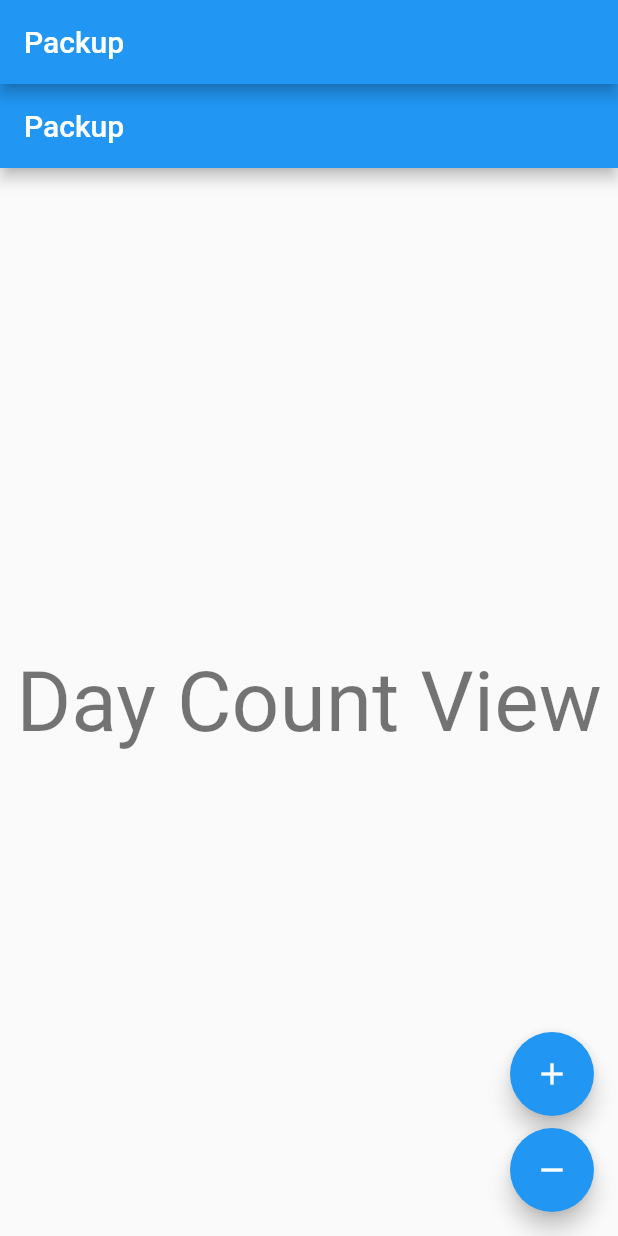
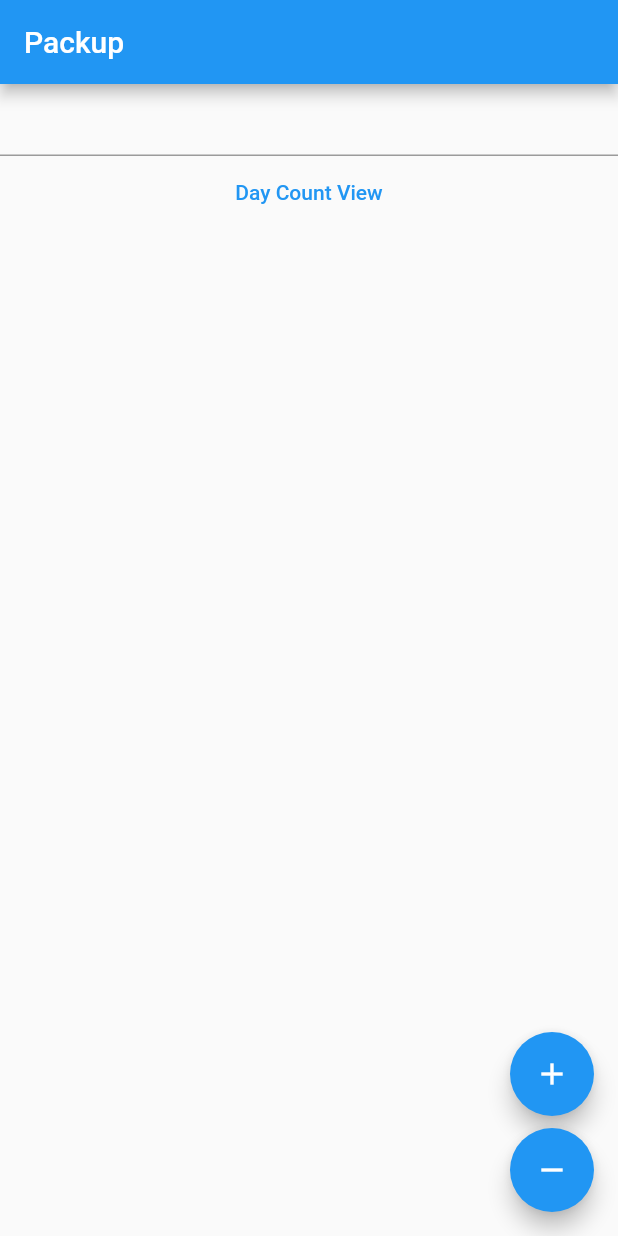
Before and after one commit to tentenponce/Packup, a Flutter app: the screen it shows after launch, on a phone screen of 412 x 824 dp. Run offline on Flutter 3.47's test engine with Material 2 defaults, Android fonts, the phone set to English and light mode, and no system bars; our stand-ins replace bloc, equatable, flutter_bloc.

Commit message:
Converted cubit to bloc for text change events

```diff
--- a/lib/home_observer.dart
+++ b/lib/app_observer.dart
@@ -1,6 +1,6 @@
 import 'package:bloc/bloc.dart';
 
-class HomeObserver extends BlocObserver {
+class AppObserver extends BlocObserver {
   @override
   void onChange(BlocBase bloc, Change change) {
     super.onChange(bloc, change);
--- /dev/null
+++ b/lib/home/bloc/home_event.dart
@@ -0,0 +1,25 @@
+part of 'home_bloc.dart';
+
+abstract class HomeEvent extends Equatable {
+  const HomeEvent();
+
+  @override
+  List<Object> get props => [];
+}
+
+class HomeNextPage extends HomeEvent {
+  const HomeNextPage();
+}
+
+class HomePreviousPage extends HomeEvent {
+  const HomePreviousPage();
+}
+
+class HomeDayCountChanged extends HomeEvent {
+  const HomeDayCountChanged(this.dayCount);
+
+  final int dayCount;
+
+  @override
+  List<Object> get props => [dayCount];
+}
--- /dev/null
+++ b/lib/home/bloc/home_state.dart
@@ -0,0 +1,33 @@
+part of 'home_bloc.dart';
+
+enum HomePages { dayCount, nightCount, activityCount, summary }
+
+var pageOrder = [
+  HomePages.dayCount,
+  HomePages.nightCount,
+  HomePages.activityCount,
+  HomePages.summary,
+];
+
+class HomeState extends Equatable {
+  const HomeState({
+    this.page = HomePages.dayCount,
+    this.dayCount = 3, // most of our trips is 3 days long. Agree? lol
+  });
+
+  final HomePages page;
+  final int dayCount;
+
+  HomeState copyWith({
+    HomePages? page,
+    int? dayCount,
+  }) {
+    return HomeState(
+      page: page ?? this.page,
+      dayCount: dayCount ?? this.dayCount,
+    );
+  }
+
+  @override
+  List<Object> get props => [page, dayCount];
+}
--- a/lib/home/cubit/home_cubit.dart
+++ /dev/null
@@ -1,30 +0,0 @@
-import 'package:bloc/bloc.dart';
-
-enum HomePages { dayCount, nightCount, activityCount, summary }
-
-class HomeCubit extends Cubit<HomePages> {
-  var pageOrder = [
-    HomePages.dayCount,
-    HomePages.nightCount,
-    HomePages.activityCount,
-    HomePages.summary,
-  ];
-
-  HomeCubit() : super(HomePages.dayCount);
-
-  void nextPage() {
-    var currentPageIndex = pageOrder.indexOf(state);
-
-    if (currentPageIndex < pageOrder.length - 1) {
-      emit(pageOrder[currentPageIndex + 1]);
-    }
-  }
-
-  void previousPage() {
-    var currentPageIndex = pageOrder.indexOf(state);
-
-    if (currentPageIndex > 0) {
-      emit(pageOrder[currentPageIndex - 1]);
-    }
-  }
-}
--- a/lib/home/home.dart
+++ b/lib/home/home.dart
@@ -1,3 +1,3 @@
-export 'cubit/home_cubit.dart';
+export 'bloc/home_bloc.dart';
 export 'view/home_page.dart';
 export 'view/home_view.dart';
--- a/lib/home/view/day_count_view.dart
+++ b/lib/home/view/day_count_view.dart
@@ -1,13 +1,28 @@
 import 'package:flutter/material.dart';
+import 'package:flutter_bloc/flutter_bloc.dart';
+
+import '../home.dart';
 
 class DayCountView extends StatelessWidget {
   @override
   Widget build(BuildContext context) {
-    final textTheme = Theme.of(context).textTheme;
     return Scaffold(
       appBar: AppBar(title: const Text('Packup')),
-      body: Center(
-        child: Text('Day Count View', style: textTheme.headline2),
+      body: Container(
+        width: double.infinity,
+        child: Column(
+          children: [
+            TextField(
+              onChanged: (text) => context
+                  .read<HomeBloc>()
+                  .add(HomeDayCountChanged(int.parse(text))),
+            ),
+            TextButton(
+              child: Text('Day Count View'),
+              onPressed: () => context.read<HomeBloc>().add(HomeNextPage()),
+            ),
+          ],
+        ),
       ),
     );
   }
--- a/lib/home/view/home_page.dart
+++ b/lib/home/view/home_page.dart
@@ -10,7 +10,7 @@ class HomePage extends StatelessWidget {
   @override
   Widget build(BuildContext context) {
     return BlocProvider(
-      create: (_) => HomeCubit(),
+      create: (_) => HomeBloc(),
       child: HomeView(),
     );
   }
--- a/lib/home/view/home_view.dart
+++ b/lib/home/view/home_view.dart
@@ -1,6 +1,6 @@
 import 'package:flutter/material.dart';
 import 'package:flutter_bloc/flutter_bloc.dart';
-import 'package:packup/home/cubit/home_cubit.dart';
+import 'package:packup/home/bloc/home_bloc.dart';
 
 import '../home.dart';
 import 'day_count_view.dart';
@@ -9,13 +9,14 @@ import 'night_count_view.dart';
 class HomeView extends StatelessWidget {
   @override
   Widget build(BuildContext context) {
-    return Scaffold(
-      appBar: AppBar(title: const Text('Packup')),
+    return BlocListener<HomeBloc, HomeState>(
+      listener: (context, state) => {},
+      child: Scaffold(
         body: Center(
-        child: BlocBuilder<HomeCubit, HomePages>(
+          child: BlocBuilder<HomeBloc, HomeState>(
             builder: (context, state) {
               var view;
-            switch (state) {
+              switch (state.page) {
                 case HomePages.dayCount:
                   view = DayCountView();
                   break;
@@ -40,14 +41,15 @@ class HomeView extends StatelessWidget {
           children: <Widget>[
             FloatingActionButton(
               child: const Icon(Icons.add),
-            onPressed: () => context.read<HomeCubit>().nextPage(),
+              onPressed: () => context.read<HomeBloc>().add(HomeNextPage()),
             ),
             const SizedBox(height: 8),
             FloatingActionButton(
               child: const Icon(Icons.remove),
-            onPressed: () => context.read<HomeCubit>().previousPage(),
+              onPressed: () => context.read<HomeBloc>().add(HomePreviousPage()),
             ),
           ],
+        ),
       ),
     );
   }
--- a/lib/main.dart
+++ b/lib/main.dart
@@ -2,11 +2,11 @@ import 'package:bloc/bloc.dart';
 import 'package:flutter/widgets.dart';
 
 import 'app.dart';
-import 'home_observer.dart';
+import 'app_observer.dart';
 
 void main() {
   BlocOverrides.runZoned(
     () => runApp(const App()),
-    blocObserver: HomeObserver(),
+    blocObserver: AppObserver(),
   );
 }
--- a/pubspec.yaml
+++ b/pubspec.yaml
@@ -31,6 +31,8 @@ dependencies:
   # BLoC pattern
   bloc: ^8.0.1
   flutter_bloc: ^8.0.0
+
+  equatable: ^2.0.3
 
 dev_dependencies:
   flutter_test:
```
Also changed, not shown: lib/home/bloc/home_bloc.dart (added, +42 -0 lines), pubspec.lock. Lines whose indentation alone changed are shown as unchanged.
